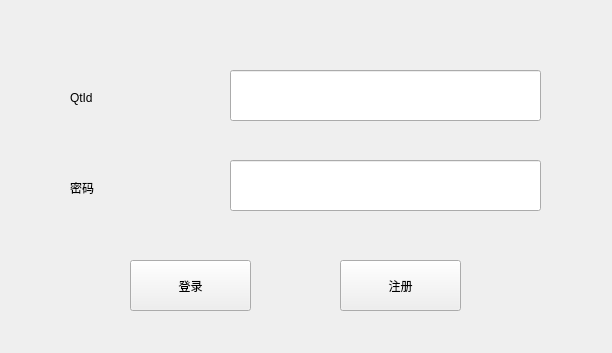
This is signinform.ui in hellightning/QTencentClient as Qt 5 draws it before an edit. The edited form follows.
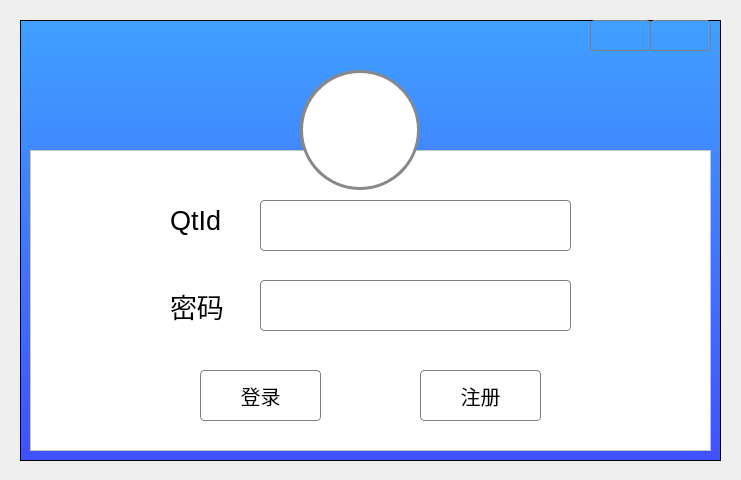
This is the edited form. Icons and pictures are not drawn.

The edit to the form file:
```diff
--- a/signinform.ui
+++ b/signinform.ui
@@ -6,18 +6,87 @@
    <rect>
     <x>0</x>
     <y>0</y>
-    <width>612</width>
-    <height>353</height>
+    <width>741</width>
+    <height>480</height>
    </rect>
   </property>
   <property name="windowTitle">
    <string>Form</string>
   </property>
+  <property name="styleSheet">
+   <string notr="true">QPushButton {
+	border-radius: 4px;
+    border: 1px solid gray;
+    background-color: white;
+}
+
+QPushButton:hover {
+    background-color: rgb(236, 245, 255);
+    border: 1px solid rgb(64, 158, 255);
+    color: rgb(64, 158, 255);
+}
+
+QPushButton:pressed {
+    background-color: rgb(236, 245, 255);
+    border: 1px solid rgb(64, 100, 255);
+    color: rgb(64, 100, 255);
+}
+
+QLineEdit {
+	border-radius: 4px;
+    border: 1px solid gray;
+}
+
+QLineEdit:focus {
+    border: 1px solid rgb(64, 100, 255);
+}</string>
+  </property>
+  <widget class="QFrame" name="BackgroundFrame">
+   <property name="geometry">
+    <rect>
+     <x>10</x>
+     <y>10</y>
+     <width>721</width>
+     <height>461</height>
+    </rect>
+   </property>
+   <property name="styleSheet">
+    <string notr="true">QFrame#BackgroundFrame {
+margin: 10;
+background-color: qlineargradient(spread:pad, x1:0, y1:1, x2:0, y2:0, stop:0 rgba(64, 80, 255, 255), stop:1 rgba(64, 160, 255, 255));
+}</string>
+   </property>
+   <property name="frameShape">
+    <enum>QFrame::StyledPanel</enum>
+   </property>
+   <property name="frameShadow">
+    <enum>QFrame::Raised</enum>
+   </property>
+   <widget class="QFrame" name="MainFrame">
+    <property name="geometry">
+     <rect>
+      <x>20</x>
+      <y>140</y>
+      <width>681</width>
+      <height>301</height>
+     </rect>
+    </property>
+    <property name="styleSheet">
+     <string notr="true">#MainFrame {
+    background: white;
+}</string>
+    </property>
+    <property name="frameShape">
+     <enum>QFrame::StyledPanel</enum>
+    </property>
+    <property name="frameShadow">
+     <enum>QFrame::Raised</enum>
+    </property>
   <widget class="QLineEdit" name="qidTextEdit">
    <property name="geometry">
     <rect>
      <x>230</x>
-     <y>70</y>
+       <y>50</y>
      <width>311</width>
      <height>51</height>
     </rect>
@@ -26,12 +95,17 @@
   <widget class="QLabel" name="label">
    <property name="geometry">
     <rect>
-     <x>70</x>
-     <y>90</y>
+       <x>140</x>
+       <y>50</y>
      <width>72</width>
-     <height>15</height>
-    </rect>
-   </property>
+       <height>41</height>
+      </rect>
+     </property>
+     <property name="font">
+      <font>
+       <pointsize>20</pointsize>
+      </font>
+     </property>
    <property name="text">
     <string>QtId</string>
    </property>
@@ -39,12 +113,17 @@
   <widget class="QLabel" name="label_2">
    <property name="geometry">
     <rect>
-     <x>70</x>
-     <y>180</y>
+       <x>140</x>
+       <y>140</y>
      <width>72</width>
-     <height>15</height>
-    </rect>
-   </property>
+       <height>31</height>
+      </rect>
+     </property>
+     <property name="font">
+      <font>
+       <pointsize>20</pointsize>
+      </font>
+     </property>
    <property name="text">
     <string>密码</string>
    </property>
@@ -53,7 +132,7 @@
    <property name="geometry">
     <rect>
      <x>230</x>
-     <y>160</y>
+       <y>130</y>
      <width>311</width>
      <height>51</height>
     </rect>
@@ -62,12 +141,17 @@
   <widget class="QPushButton" name="signInPushButton">
    <property name="geometry">
     <rect>
-     <x>130</x>
-     <y>260</y>
+       <x>170</x>
+       <y>220</y>
      <width>121</width>
      <height>51</height>
     </rect>
    </property>
+     <property name="font">
+      <font>
+       <pointsize>15</pointsize>
+      </font>
+     </property>
    <property name="text">
     <string>登录</string>
    </property>
@@ -75,15 +159,90 @@
   <widget class="QPushButton" name="registerPushButton">
    <property name="geometry">
     <rect>
-     <x>340</x>
-     <y>260</y>
+       <x>390</x>
+       <y>220</y>
      <width>121</width>
      <height>51</height>
     </rect>
    </property>
+     <property name="font">
+      <font>
+       <pointsize>15</pointsize>
+      </font>
+     </property>
    <property name="text">
     <string>注册</string>
    </property>
+    </widget>
+   </widget>
+   <widget class="QLabel" name="Niwatari">
+    <property name="geometry">
+     <rect>
+      <x>290</x>
+      <y>60</y>
+      <width>120</width>
+      <height>120</height>
+     </rect>
+    </property>
+    <property name="styleSheet">
+     <string notr="true">image: url(:/images/images/avatar.png);
+background-color: white;
+border-radius: 60px;
+border: 3px solid #888;</string>
+    </property>
+    <property name="text">
+     <string/>
+    </property>
+   </widget>
+   <widget class="QPushButton" name="CloseButton">
+    <property name="geometry">
+     <rect>
+      <x>640</x>
+      <y>10</y>
+      <width>61</width>
+      <height>31</height>
+     </rect>
+    </property>
+    <property name="styleSheet">
+     <string notr="true">QPushButton {
+	border-image: url(:/resources/avator/close.png);
+	background-color: rgba(0,0,0,0);
+}
+
+QPushButton:hover {
+    background-color: qlineargradient(spread:pad, x1:0, y1:0, x2:0, y2:1, stop:0 rgba(255, 0, 0, 255), stop:1 rgba(255, 106, 0, 255));
+}</string>
+    </property>
+    <property name="text">
+     <string/>
+    </property>
+    <property name="flat">
+     <bool>true</bool>
+    </property>
+   </widget>
+   <widget class="QPushButton" name="SmallButton">
+    <property name="geometry">
+     <rect>
+      <x>580</x>
+      <y>10</y>
+      <width>61</width>
+      <height>31</height>
+     </rect>
+    </property>
+    <property name="styleSheet">
+     <string notr="true">QPushButton {
+	border-image: url(:/resources/avator/minimize.png);
+background-color: rgba(0,0,0,0);
+}
+
+QPushButton:hover {
+    background-color: qlineargradient(spread:pad, x1:0, y1:0, x2:0, y2:1, stop:0 rgba(200, 200, 200, 150), stop:1 rgba(220, 220, 220, 150));
+}</string>
+    </property>
+    <property name="text">
+     <string/>
+    </property>
+   </widget>
   </widget>
  </widget>
  <resources/>
```
Lines whose indentation alone changed are shown as unchanged.
